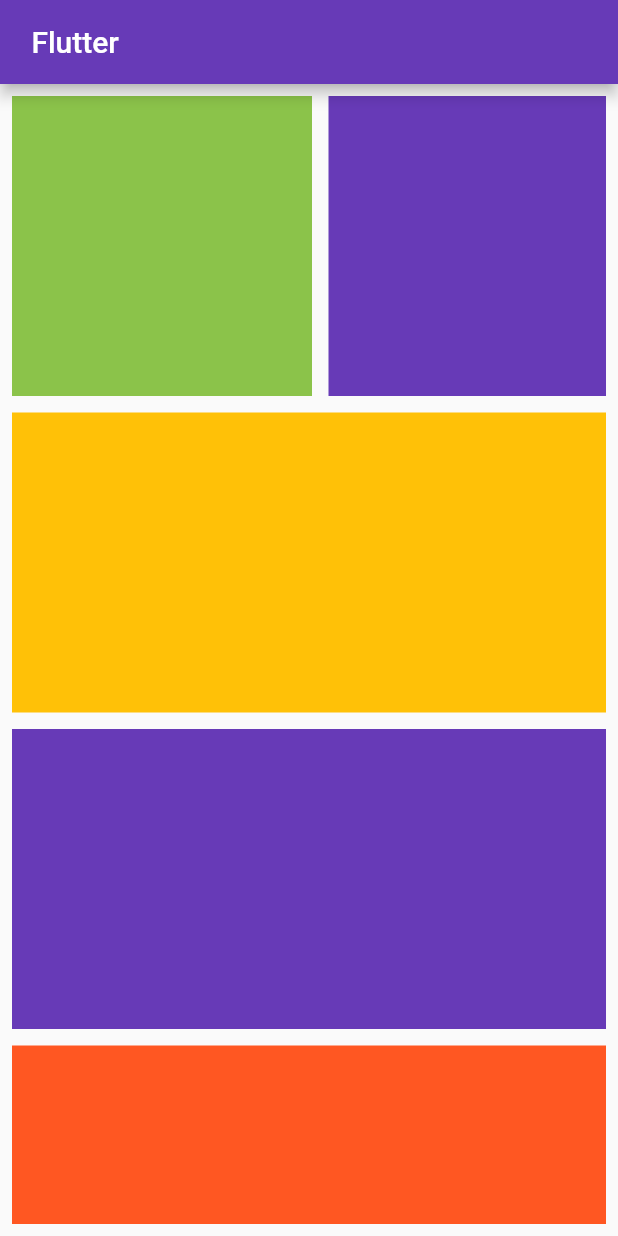
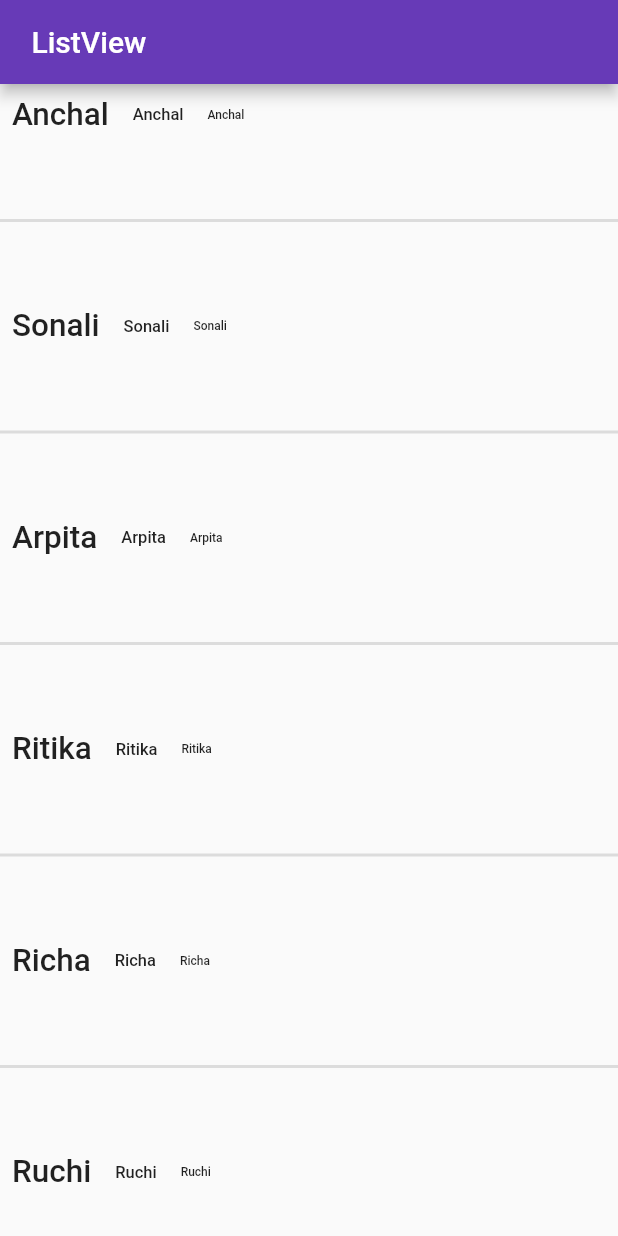
Before and after one commit to kotdroidA/my_app, a Flutter app: the screen it shows after launch, on a phone screen of 412 x 824 dp. Run offline on Flutter 3.47's test engine with Material 2 defaults, Android fonts, the phone set to English and light mode, and no system bars.

Commit message:
ListView

```diff
--- a/lib/main.dart
+++ b/lib/main.dart
@@ -45,6 +45,7 @@ class _MyHomePageState extends State<MyHomePage> {
 
   @override
   Widget build(BuildContext context) {
+    var arrName =["Anchal","Sonali","Arpita","Ritika","Richa","Ruchi"];
     // This method is rerun every time setState is called, for instance as done
     // by the _incrementCounter method above.
     //
@@ -55,82 +56,33 @@ class _MyHomePageState extends State<MyHomePage> {
       appBar: AppBar(
         // Here we take the value from the MyHomePage object that was created by
         // the App.build method, and use it to set our appbar title.
-        title: Text(' Flutter'),
+        title: Text(' ListView'),
       ),
-      body:Padding(
-        padding: const EdgeInsets.all(8.0),
-        child: SingleChildScrollView(
-          child: Column(
-            children: [
-              Padding(
-                padding: const EdgeInsets.only(bottom: 11),
-                child: SingleChildScrollView(
-                  scrollDirection: Axis.horizontal,
-                  child: Row(
-                    children: [
-                      Container(
-                        margin: EdgeInsets.only(right: 11),
-                        height: 200,
-                        width: 200,
-                        color: Colors.lightGreen,
-                      ),
-                      Container(
-                        margin: EdgeInsets.only(right: 11),
-                        height: 200,
-                        width: 200,
-                        color: Colors.deepPurple,
-                      ),
-                      Container(
-                        margin: EdgeInsets.only(right: 11),
-                        height: 200,
-                        width: 200,
-                        color: Colors.orange,
-                      ),
-                    ],
-                  ),
-                ),
-              ),
-              Container(
-                margin: EdgeInsets.only(bottom: 11),
-                height: 200,
-                color: Colors.amber,
-              ),
-              Container(
-                margin: EdgeInsets.only(bottom: 11),
-                height: 200,
-                color: Colors.deepPurple,
-              ),
-              Container(
-                margin: EdgeInsets.only(bottom: 11),
-                height: 200,
-                color: Colors.deepOrange,
-              ),
-              Container(
-                margin: EdgeInsets.only(bottom: 11),
-                height: 200,
-                color: Colors.lightGreen,
-              ),
-              Container(
-                margin: EdgeInsets.only(bottom: 11),
-                height: 200,
-                color: Colors.amber,
-              ),
-              Container(
-                margin: EdgeInsets.only(bottom: 11),
-                height: 200,
-                color: Colors.deepPurple,
-              ),
-              Container(
-                margin: EdgeInsets.only(bottom: 11),
-                height: 200,
-                color: Colors.deepOrange,
-              ),
+      body:ListView.separated(itemBuilder: (context,index){
+        return Row(
+          children: [
+            Padding(
+              padding: const EdgeInsets.all(8.0),
+              child: Text(arrName[index],style: TextStyle(fontSize: 21,fontWeight: FontWeight.w500),),
+            ),
+            Padding(
+              padding: const EdgeInsets.all(8.0),
+              child: Text(arrName[index],style: TextStyle(fontSize: 11,fontWeight: FontWeight.w500),),
+            ),
+            Padding(
+              padding: const EdgeInsets.all(8.0),
+              child: Text(arrName[index],style: TextStyle(fontSize: 8,fontWeight: FontWeight.w500),),
+            ),
 
+          ],
+        );
 
+      },
+        itemCount: arrName.length,
 
-            ],
-          ),
-        ),
+        separatorBuilder: (context,index){
+        return Divider(height: 100,thickness: 2,);
+        },
       )
     );
 
```
